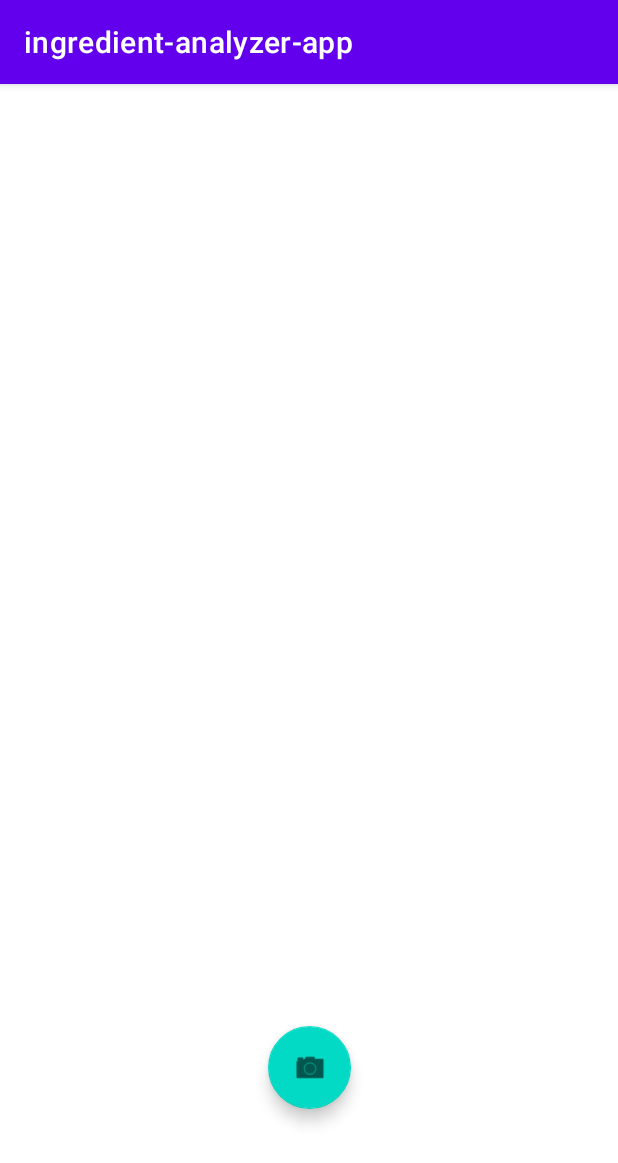
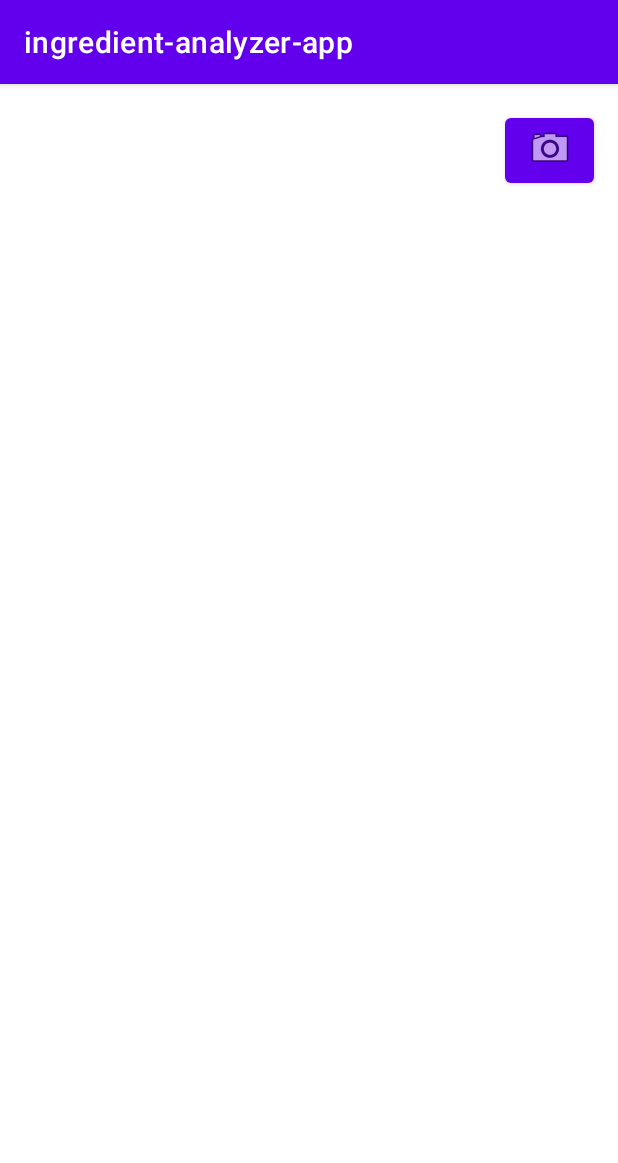
Before and after one commit to clipo124/ingredient-analyzer-app, an Android app: the screen it shows after launch (MainActivity), on a phone screen of 412 x 824 dp. Shown: the top 1163 px of the screen. Run offline under Robolectric (Android 15) with nearby library versions, the phone set to English and light mode, and no system bars.

Commit message:
Started working on MainActivity.kt and CameraActivity.kt

```diff
--- a/app/src/main/java/com/example/ingredient_analyzer_app/MainActivity.kt
+++ b/app/src/main/java/com/example/ingredient_analyzer_app/MainActivity.kt
@@ -1,11 +1,27 @@
 package com.example.ingredient_analyzer_app
 
+import android.content.Intent
+import android.os.Bundle
+import android.widget.Button
 import androidx.appcompat.app.AppCompatActivity
-import android.os.Bundle
+import com.example.ingredient_analyzer_app.databinding.ActivityMainBinding
+
 
 class MainActivity : AppCompatActivity() {
+    private lateinit var binding: ActivityMainBinding
+    private lateinit var photoButton: Button
     override fun onCreate(savedInstanceState: Bundle?) {
         super.onCreate(savedInstanceState)
-        setContentView(R.layout.activity_main)
+        binding = ActivityMainBinding.inflate(layoutInflater)
+        val view = binding.root
+        setContentView(view)
+
+        photoButton = binding.cameraButton
+        photoButton.setOnClickListener {
+            val intent = Intent(this, CameraActivity::class.java)
+            startActivity(intent)
+        }
+
+
     }
 }
--- a/app/src/main/res/layout/activity_main.xml
+++ b/app/src/main/res/layout/activity_main.xml
@@ -4,19 +4,22 @@
     xmlns:tools="http://schemas.android.com/tools"
     android:layout_width="match_parent"
     android:layout_height="match_parent"
+    android:visibility="visible"
     tools:context=".MainActivity">
 
-    <com.google.android.material.floatingactionbutton.FloatingActionButton
-        android:id="@+id/floatingActionButton"
+    <Button
+        android:id="@+id/cameraButton"
         android:layout_width="59dp"
         android:layout_height="55dp"
         android:clickable="true"
         android:contentDescription="@string/photo_button_description"
+        android:drawableTop="@android:drawable/ic_menu_camera"
         app:layout_constraintBottom_toBottomOf="parent"
         app:layout_constraintEnd_toEndOf="parent"
+        app:layout_constraintHorizontal_bias="0.955"
         app:layout_constraintStart_toStartOf="parent"
         app:layout_constraintTop_toTopOf="parent"
-        app:layout_constraintVertical_bias="0.881"
-        app:srcCompat="@android:drawable/ic_menu_camera" />
+        app:layout_constraintVertical_bias="0.023" />
+
 
 </androidx.constraintlayout.widget.ConstraintLayout>
```
Also changed, not shown: app/src/main/java/com/example/ingredient_analyzer_app/CameraActivity.kt (+14 -0 lines), app/src/main/res/layout/activity_camera.xml (+12 -0 lines).
